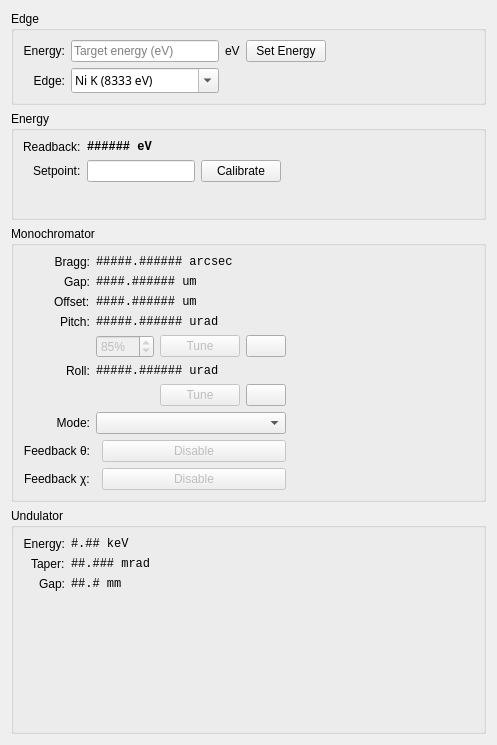
Before: the Qt Designer form src/firefly/energy.ui in spc-group/haven, drawn with Qt 5.
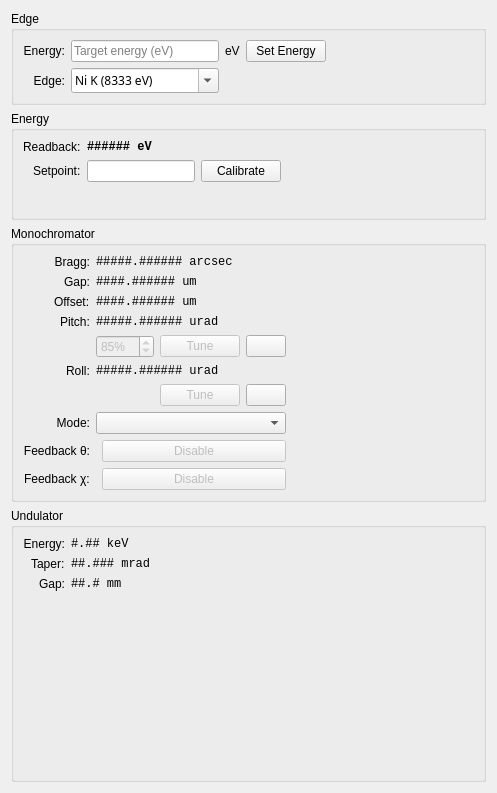
After: the same form once the commit is applied. Icons and pictures are not drawn. Custom widgets are drawn as their Qt base class.

The edit to the form file:
```diff
--- a/src/firefly/energy.ui
+++ b/src/firefly/energy.ui
@@ -7,7 +7,7 @@
     <x>0</x>
     <y>0</y>
     <width>497</width>
-    <height>745</height>
+    <height>793</height>
    </rect>
   </property>
   <property name="windowTitle">
```
Left out of the diff: 20 changed lines with no effect on the pictures.
